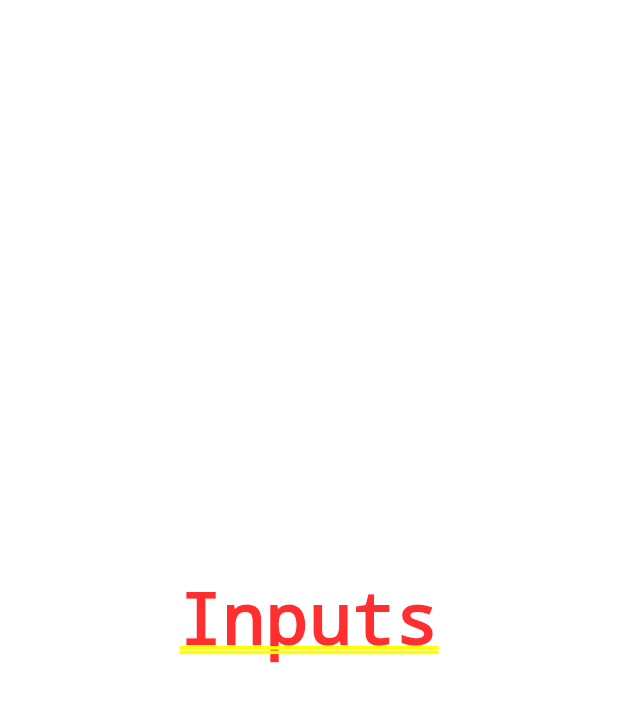
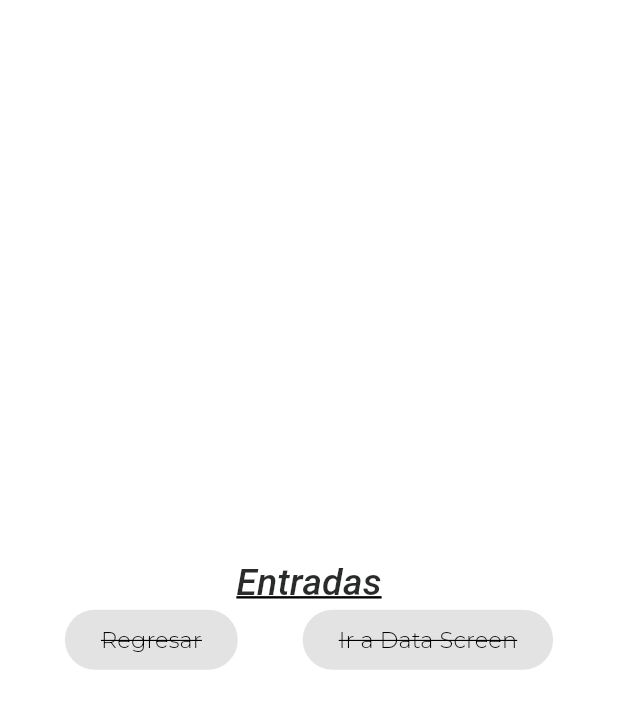
Before and after one commit to juandelcar/componentes_flutter, a Flutter app: the screen it shows after launch, after a tap on "Entradas", on a phone screen of 412 x 824 dp. Shown: the top 709 px of the screen. Run offline on Flutter 3.47's test engine with Material 3 defaults, Android fonts, the phone set to English and light mode, and no system bars; our stand-ins replace google_fonts.

Commit message:
Initial widgets on Inputs Screen

```diff
--- /dev/null
+++ b/lib/screens/data_screen.dart
@@ -0,0 +1,12 @@
+import 'package:flutter/material.dart';
+
+class DataScreen extends StatelessWidget {
+  const DataScreen({super.key});
+
+  @override
+  Widget build(BuildContext context) {
+    return const Center(
+      child: Text('Data Screen'),
+    );
+  }
+}
--- a/lib/screens/inputs_screen.dart
+++ b/lib/screens/inputs_screen.dart
@@ -1,4 +1,5 @@
 import 'package:flutter/material.dart';
+import 'package:practica3/theme/app_theme.dart';
 
 class InputsScreen extends StatefulWidget {
   const InputsScreen({super.key});
@@ -10,8 +11,25 @@ class InputsScreen extends StatefulWidget {
 class _InputsScreenState extends State<InputsScreen> {
   @override
   Widget build(BuildContext context) {
-    return const Center(
-      child: Text("Inputs"),
+    return Column(
+      mainAxisAlignment: MainAxisAlignment.center,
+      children: [
+        Text("Entradas",
+        style: AppTheme.lightTheme.textTheme.headlineLarge,),
+         Row(
+          mainAxisAlignment: MainAxisAlignment.spaceEvenly,
+          children: [
+            ElevatedButton(onPressed: null,
+             child: Text('Regresar',
+             style: AppTheme.lightTheme.textTheme.bodySmall,),
+             ),
+             ElevatedButton(onPressed: null,
+             child: Text('Ir a Data Screen',
+             style: AppTheme.lightTheme.textTheme.bodySmall),
+             )
+          ],
+        )
+      ],
     );
   }
 }
```
